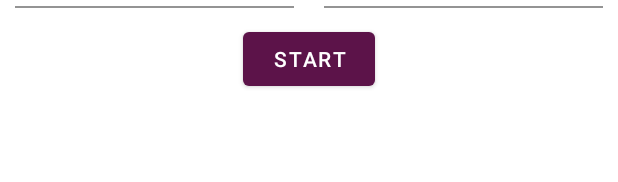
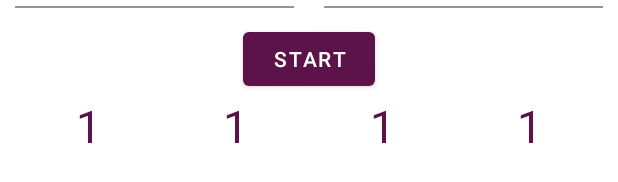
Before and after one commit to RoberMiranda92/CountDown, an Android app: the layout fragment_create_event.xml on its own in the app's theme, with its tools: preview values and no code run, on a phone screen of 412 x 824 dp. Shown: the part 212-394 px from the top of the screen. Run offline under Robolectric (Android 15) with nearby library versions, the phone set to English and light mode, and no system bars.

Commit message:
Feature: Dispay Event Time (#6) (#12)
* Calculate event distance time

* Display distance time at screen

```diff
--- a/app/src/main/java/com/robertomiranda/countdown/CountDownApplication.kt
+++ b/app/src/main/java/com/robertomiranda/countdown/CountDownApplication.kt
@@ -1,7 +1,8 @@
 package com.robertomiranda.countdown
 
 import android.app.Application
-import com.robertomiranda.countdown.koin.appModule
+import com.robertomiranda.countdown.koin.viewModelModules
+import com.robertomiranda.countdown.koin.repositoryModules
 import org.koin.android.ext.koin.androidContext
 import org.koin.android.ext.koin.androidLogger
 import org.koin.core.context.startKoin
@@ -16,7 +17,7 @@ class CountDownApplication: Application() {
             //inject Android context
             androidContext(this@CountDownApplication)
             // use modules
-            modules(appModule)
+            modules(viewModelModules, repositoryModules)
         }
     }
 }
--- a/app/src/main/java/com/robertomiranda/countdown/createevent/DateUtils.kt
+++ b/app/src/main/java/com/robertomiranda/countdown/createevent/DateUtils.kt
@@ -40,6 +40,8 @@ fun showDatePicker(fragmentManager: FragmentManager, onDateSelectedAction: (date
         .show(fragmentManager, "datePicker")
 }
 
+fun getNowTime(): Long = Calendar.getInstance().time.time
+
 fun isDateBeforeNow(dateString: String, format: String = "MM-dd-yyyy HH:mm"): Boolean {
     val date = dateString.toDate(format)
     val now = Calendar.getInstance().time
--- a/app/src/main/res/layout/fragment_create_event.xml
+++ b/app/src/main/res/layout/fragment_create_event.xml
@@ -98,6 +98,45 @@
             app:layout_constraintStart_toStartOf="parent"
             app:layout_constraintTop_toBottomOf="@id/time_picker_container" />
 
+        <com.google.android.material.textview.MaterialTextView
+            android:id="@+id/days"
+            style="@style/Body.Big"
+            android:layout_width="0dp"
+            tools:text = "1"
+            android:layout_height="wrap_content"
+            app:layout_constraintEnd_toStartOf="@id/hours"
+            app:layout_constraintStart_toStartOf="parent"
+            app:layout_constraintTop_toBottomOf="@id/start_button" />
+
+        <com.google.android.material.textview.MaterialTextView
+            android:id="@+id/hours"
+            style="@style/Body.Big"
+            android:layout_width="0dp"
+            tools:text = "1"
+            android:layout_height="wrap_content"
+            app:layout_constraintEnd_toStartOf="@id/minutes"
+            app:layout_constraintStart_toEndOf="@id/days"
+            app:layout_constraintTop_toBottomOf="@id/start_button" />
+
+        <com.google.android.material.textview.MaterialTextView
+            android:id="@+id/minutes"
+            style="@style/Body.Big"
+            android:layout_width="0dp"
+            tools:text = "1"
+            android:layout_height="wrap_content"
+            app:layout_constraintEnd_toStartOf="@id/seconds"
+            app:layout_constraintStart_toEndOf="@id/hours"
+            app:layout_constraintTop_toBottomOf="@id/start_button" />
+
+        <com.google.android.material.textview.MaterialTextView
+            android:id="@+id/seconds"
+            style="@style/Body.Big"
+            android:layout_width="0dp"
+            tools:text = "1"
+            android:layout_height="wrap_content"
+            app:layout_constraintEnd_toEndOf="parent"
+            app:layout_constraintStart_toEndOf="@id/minutes"
+            app:layout_constraintTop_toBottomOf="@id/start_button" />
 
     </androidx.constraintlayout.widget.ConstraintLayout>
 </layout>
--- a/app/src/main/res/values/styles.xml
+++ b/app/src/main/res/values/styles.xml
@@ -55,5 +55,12 @@
         <item name="android:editable">false</item>
     </style>
 
+    <style name="Body.Big">
+        <item name="android:textColor">@color/colorPrimary</item>
+        <item name="android:textSize">30sp</item>
+        <item name="android:textAlignment">gravity</item>
+        <item name="android:gravity">center</item>
+    </style>
+
 
 </resources>
```
Also changed, not shown: app/src/main/java/com/robertomiranda/countdown/createevent/CreateEventFragment.kt (+28 -2 lines), app/src/main/java/com/robertomiranda/countdown/createevent/CreateEventViewModel.kt (+20 -4 lines), app/src/main/java/com/robertomiranda/countdown/koin/AppModule.kt (+8 -2 lines), app/src/main/java/com/robertomiranda/countdown/model/CreateEventRepository.kt (added, +18 -0 lines), app/src/main/java/com/robertomiranda/countdown/model/EventTime.kt (added, +8 -0 lines), app/src/main/res/values/strings.xml (+17 -0 lines).
